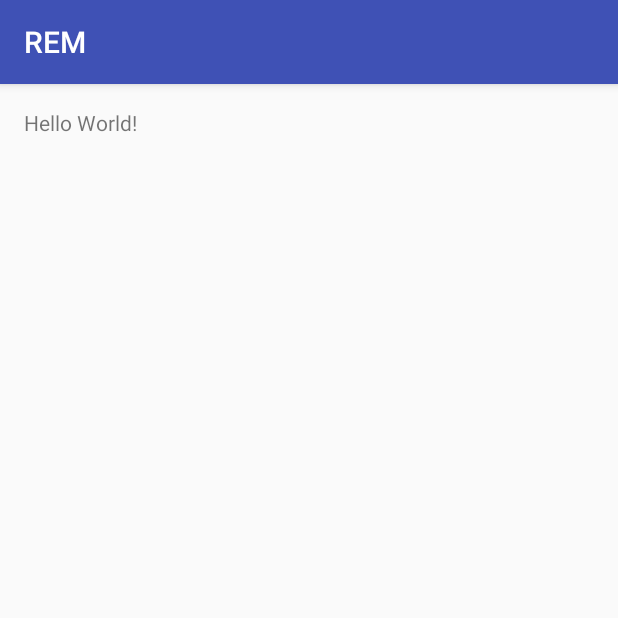
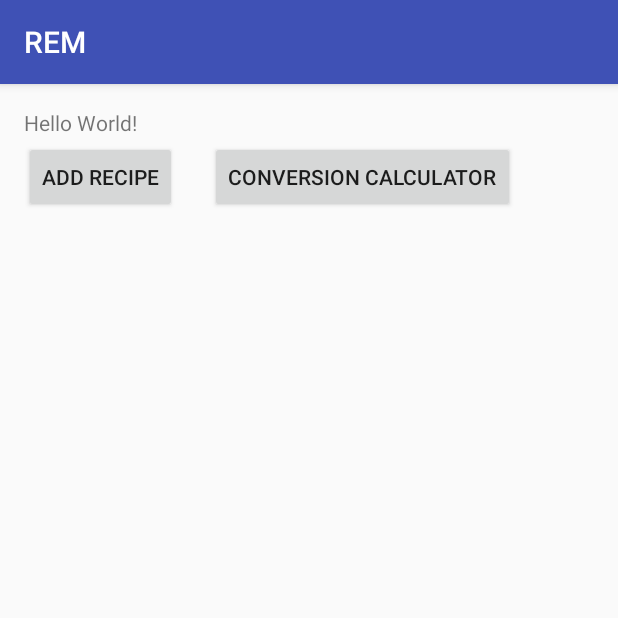
Before and after one commit to ccoreil14/finalProjectRecipeMaker, an Android app: the screen it shows after launch (MainActivity), on a phone screen of 412 x 824 dp, the top half of it. Run offline under Robolectric (Android 15) with nearby library versions, the light colour scheme and no system bars.

Commit message:
I did stuff that christian wants i guess

```diff
--- a/app/src/main/AndroidManifest.xml
+++ b/app/src/main/AndroidManifest.xml
@@ -15,6 +15,7 @@
                 <category android:name="android.intent.category.LAUNCHER" />
             </intent-filter>
         </activity>
+        <activity android:name=".RecipeForm"></activity>
     </application>
 
 </manifest>
--- a/app/src/main/java/drawapptutorial/com/example/rem/MainActivity.java
+++ b/app/src/main/java/drawapptutorial/com/example/rem/MainActivity.java
@@ -1,13 +1,29 @@
 package drawapptutorial.com.example.rem;
 
+import android.content.Intent;
 import android.support.v7.app.AppCompatActivity;
 import android.os.Bundle;
+import android.view.View;
+import android.widget.Button;
 
 public class MainActivity extends AppCompatActivity {
+    Button addRecipe;
 
     @Override
     protected void onCreate(Bundle savedInstanceState) {
         super.onCreate(savedInstanceState);
         setContentView(R.layout.activity_main);
+
+        addRecipe = (Button) findViewById(R.id.addRecipe);
+
+    }
+
+    public void addNew(View v){
+        Intent i = new Intent(this,RecipeForm.class);
+        startActivity(i);
+    }
+
+    public void convCalc(View v){
+        //Go to convCalc activity
     }
 }
--- a/app/src/main/res/layout/activity_main.xml
+++ b/app/src/main/res/layout/activity_main.xml
@@ -14,4 +14,27 @@
         android:layout_width="wrap_content"
         android:layout_height="wrap_content"
         android:text="Hello World!" />
+
+    <Button
+        android:layout_width="wrap_content"
+        android:layout_height="wrap_content"
+        android:id="@+id/addRecipe"
+        android:text="@string/recipeBtnText"
+        android:onClick="addNew"
+        android:layout_marginTop="22dp"
+        android:layout_alignParentLeft="true"
+        android:layout_alignParentStart="true" />
+
+    <Button
+        android:layout_width="wrap_content"
+        android:layout_height="wrap_content"
+        android:id="@+id/convCalc"
+        android:text="@string/ccBtnText"
+        android:onClick="convCalc"
+        android:layout_marginLeft="22dp"
+        android:layout_marginStart="22dp"
+        android:layout_alignBaseline="@+id/addRecipe"
+        android:layout_alignBottom="@+id/addRecipe"
+        android:layout_toRightOf="@+id/addRecipe"
+        android:layout_toEndOf="@+id/addRecipe" />
 </RelativeLayout>
--- a/app/src/main/res/values/strings.xml
+++ b/app/src/main/res/values/strings.xml
@@ -1,3 +1,5 @@
 <resources>
     <string name="app_name">REM</string>
+    <string name="recipeBtnText">Add Recipe</string>
+    <string name="ccBtnText">Conversion Calculator</string>
 </resources>
```
Also changed, not shown: app/src/main/java/drawapptutorial/com/example/rem/RecipeForm.java (added, +13 -0 lines), app/src/main/res/layout/activity_recipe_form.xml (added, +13 -0 lines).
